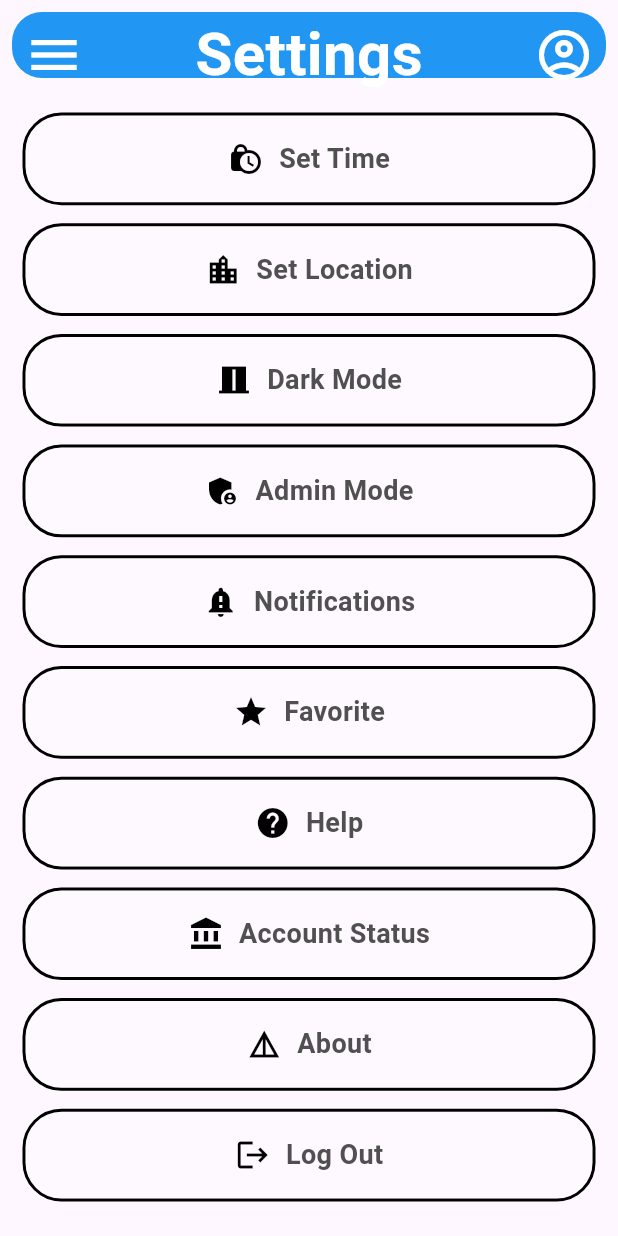
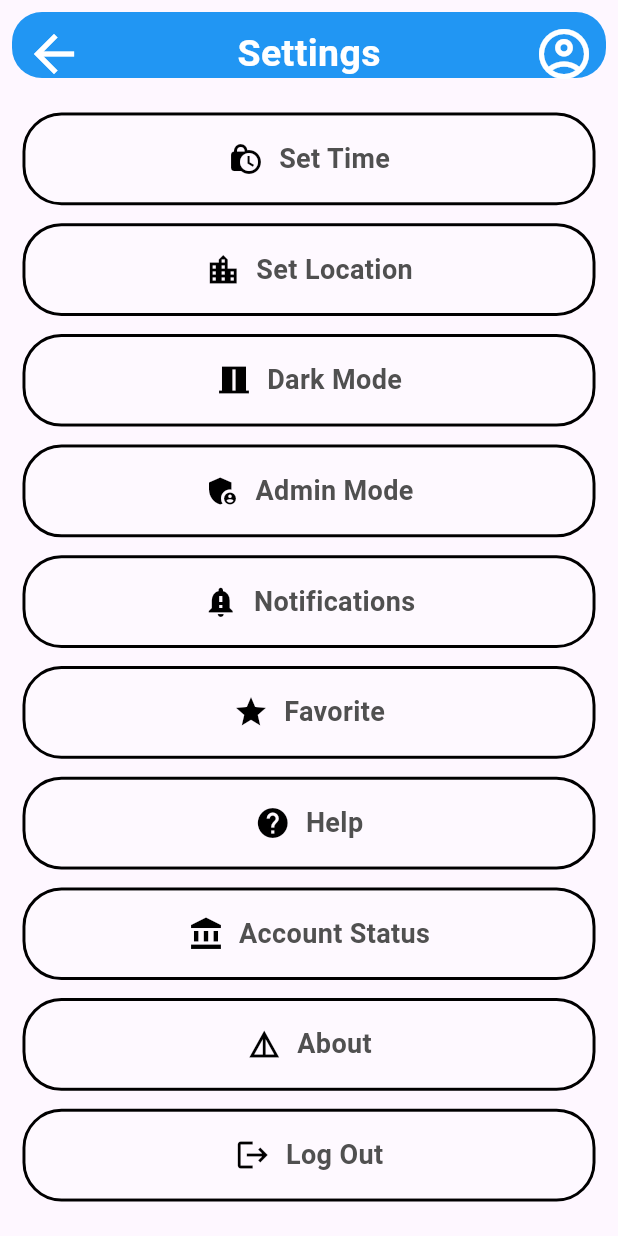
Before and after one commit to RichPerspective007/parkkaroapp, a Flutter app: the MyHomePage screen opened directly, item 4 of the bottom bar chosen, after a tap on "Settings", on a phone screen of 412 x 824 dp. Run offline on Flutter 3.47's test engine with Material 2 defaults, Android fonts, the phone set to English and light mode, and no system bars; our stand-ins replace flutter_svg, geolocator, permission_handler.

Commit message:
Making Parking Space Screen

```diff
--- a/lib/Screens/home_page_2.dart
+++ b/lib/Screens/home_page_2.dart
@@ -2,9 +2,10 @@ import 'package:flutter/material.dart';
 import 'package:geolocator/geolocator.dart';
 import 'package:parkeaseapp/Screens/get_started.dart';
 import 'package:parkeaseapp/Screens/login_screen.dart';
+import 'package:parkeaseapp/Screens/parking_space.dart';
 import 'package:parkeaseapp/Screens/profile.dart';
 import 'package:parkeaseapp/Screens/wallet_screen.dart';
-
+import 'package:flutter_svg/flutter_svg.dart';
 
 class MyHomePage extends StatefulWidget {
 
@@ -38,7 +39,8 @@ class _MyHomePageState extends State<MyHomePage> {
 }
   @override
   Widget build(BuildContext context) {
-    const String username = 'User'; // Change this value to take first name from profile.
+    const String username = 'User';
+    bool bookings=false; // Change this value to take first name from profile.
     _checkLocationService(context);
     List<String> stringList = [];
     return Scaffold(
@@ -131,6 +133,11 @@ class _MyHomePageState extends State<MyHomePage> {
               // Add spacing between categories and content
               // Content for the selected category
               // Example:
+              if (bookings)
+                _buildCategoryContent('Bookings',[_bookedContentItem('BookingID1', 'image1.jpg'),
+                _bookedContentItem('BookingID2', 'image2.jpg'),]),
+
+
               _buildCategoryContent('Recent Used Parkings', [
                 // List of content items for Recent Places category
                 // Example:
@@ -284,6 +291,45 @@ class _MyHomePageState extends State<MyHomePage> {
   }
 
   Widget _buildContentItem(String title, String description, String imagePath) {
+    return GestureDetector(
+      onTap: () {
+        Navigator.push(
+          context,
+            MaterialPageRoute(builder: (context) => ParkingSpaceScreen()),
+          );
+      },
+      child: Container(
+        margin:EdgeInsets.fromLTRB(0, 5, 5, 5),
+        child: Column(
+          children: [
+            Container(
+              width: 120,
+              height: 180,
+              decoration: BoxDecoration(
+                borderRadius: BorderRadius.circular(10),
+                image: DecorationImage(
+                  image: AssetImage('assets/images/park.png'),
+                  fit: BoxFit.cover,
+                ),
+              ),
+            ),
+            SizedBox(height: 5),
+            Container(
+              child:Row(children: [
+                Column(children: [Text('Parking Name'),
+                Text('Street Name',style: TextStyle(fontSize: 12),),
+                Text('Open',style: TextStyle(fontSize: 10,color: Colors.green)),],),
+                Column(children: [SvgPicture.asset('assets/images/charging-pile-fill.svg',),
+                SizedBox(height:14),
+                Text('Full',style:TextStyle(color:Colors.red, fontSize:10))],)
+              ],),
+            ),
+          ],
+        ),
+      ),
+    );
+  }
+  Widget _bookedContentItem(String id, String imagePath){
     return Column(
       children: [
         Container(
@@ -297,16 +343,15 @@ class _MyHomePageState extends State<MyHomePage> {
             ),
           ),
         ),
-        SizedBox(height: 5),
-        Text(
-          title,
-          style: TextStyle(fontWeight: FontWeight.bold),
-        ),
-        Text(description),
-      ],
+        SizedBox(height: 5,),
+        Container(child: Column(
+          children: [
+            Row(children: [Text('Time:'),Text('TimeSlotVarHere')]),
+            Row(children: [Text('SlotID:'),Text('SlotIDVarHere')]),
+          ],
+        ),)]
     );
   }
-
   Widget _buildCategoryContent(String categoryName, List<Widget> contentItems) {
     return Column(
       crossAxisAlignment: CrossAxisAlignment.stretch,
--- a/lib/Screens/profile.dart
+++ b/lib/Screens/profile.dart
@@ -138,7 +138,7 @@ class _ProfileScreenState extends State<ProfileScreen> {
                       child: Column(
                         mainAxisAlignment: MainAxisAlignment.center,
                         children: [
-                          Text(carNumberPlate,textAlign: TextAlign.center,style: TextStyle(fontWeight: FontWeight.bold, fontSize: 40, color: Colors.white),)
+                          Text(carNumberPlate,textAlign: TextAlign.center,style: TextStyle(fontWeight: FontWeight.bold, fontSize: 30, color: Colors.white),)
                         ],
                       ),
                     ),
--- a/lib/Screens/settings_screen.dart
+++ b/lib/Screens/settings_screen.dart
@@ -23,15 +23,15 @@ class Settings extends StatelessWidget {
                 mainAxisAlignment: MainAxisAlignment.spaceBetween,
                 children: [
                   IconButton(
-                    icon: const Icon(Icons.menu,color:Colors.white,),
+                    icon: const Icon(Icons.arrow_back,color:Colors.white,),
                     iconSize: 40,
                     onPressed: () {
-                      // Add your menu button functionality here
+                      Navigator.pop(context);// Add your menu button functionality here
                     },
                   ),
                   const Text(
                     'Settings',
-                    style: TextStyle(fontSize: 40, fontWeight: FontWeight.bold, color: Colors.white),
+                    style: TextStyle(fontSize: 25, fontWeight: FontWeight.bold, color: Colors.white),
                   ),
                   IconButton(
                     icon: const Icon(Icons.account_circle_outlined,color: Colors.white,),
--- a/lib/main.dart
+++ b/lib/main.dart
@@ -32,7 +32,7 @@ class MyApp extends StatelessWidget {
       ),
     ),
       ),
-      home: QRCodeScreen(),
+      home: GetStarted(),
     );
   }
 }
```
Also changed, not shown: lib/Screens/parking_space.dart (added, +71 -0 lines), assets/images/charging-pile-fill.svg (added), assets/images/park.png (added).
